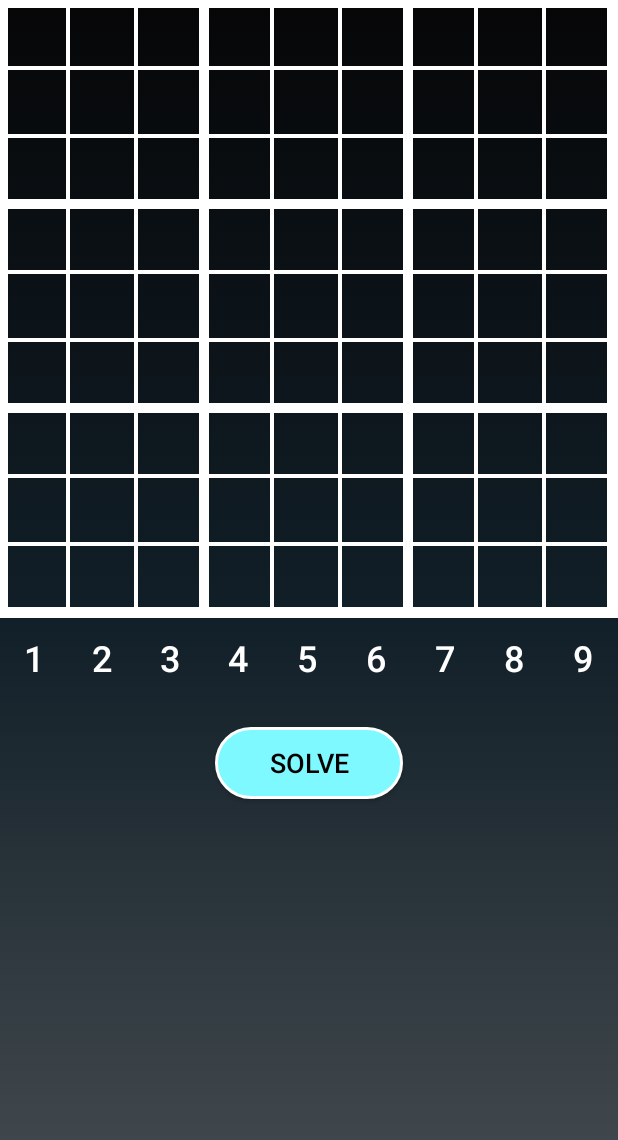
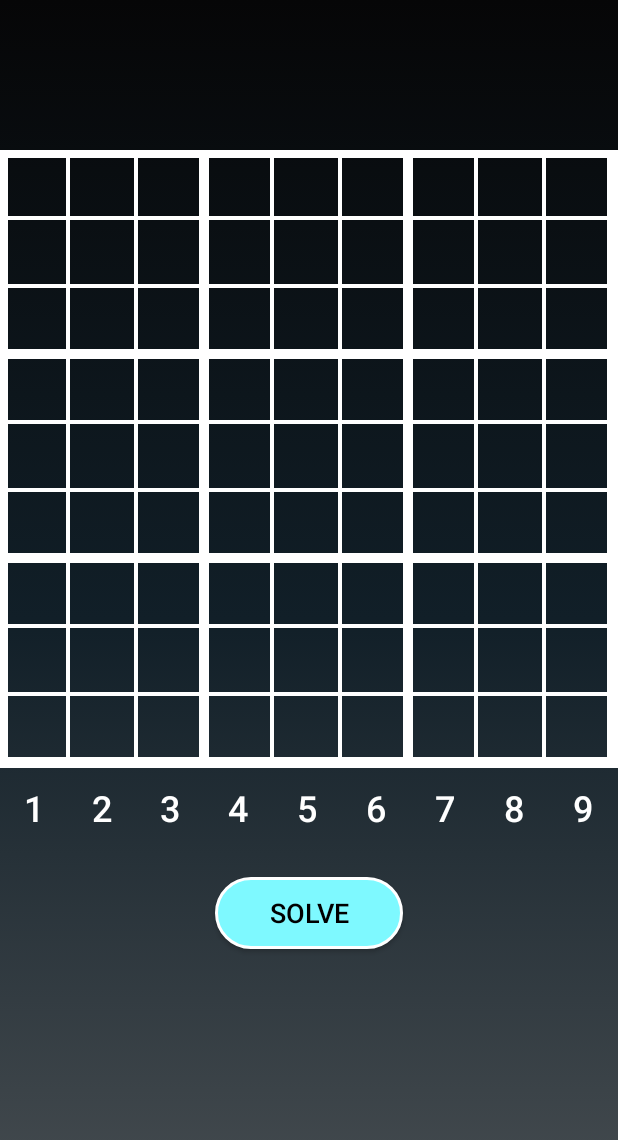
Before and after one commit to angelogoves/SudokuSolver, an Android app: the screen it shows after launch (MainActivity), on a phone screen of 412 x 824 dp. Shown: the top 1140 px of the screen. Run offline under Robolectric (Android 15) with nearby library versions, the phone set to English and light mode, and no system bars.

```diff
--- a/app/src/main/res/layout/activity_main.xml
+++ b/app/src/main/res/layout/activity_main.xml
@@ -10,17 +10,19 @@
 
     <com.angelogoves.sudokusolver.SudokuBoard
         android:id="@+id/SudokuBoard"
+        android:layout_width="wrap_content"
+        android:layout_height="wrap_content"
+        android:layout_marginTop="100dp"
         custom:boardColor="#FFFFFF"
+        custom:cellFillColor="#6600DDFF"
+        custom:cellsHighlightColor="#2600DDFF"
         custom:layout_constraintEnd_toEndOf="parent"
+        custom:layout_constraintHorizontal_bias="0.0"
         custom:layout_constraintStart_toStartOf="parent"
         custom:layout_constraintTop_toTopOf="parent"
-        custom:cellFillColor="#6600DDFF"
-        custom:cellsHighlightColor="#2600DDFF"
         custom:letterColor="#FFFFFF"
-        custom:letterColorSolve="#00FF00"
         custom:letterColorError="#FF0000"
-        android:layout_width="wrap_content"
-        android:layout_height="wrap_content">
+        custom:letterColorSolve="#00FF00">
 
     </com.angelogoves.sudokusolver.SudokuBoard>
 
```
